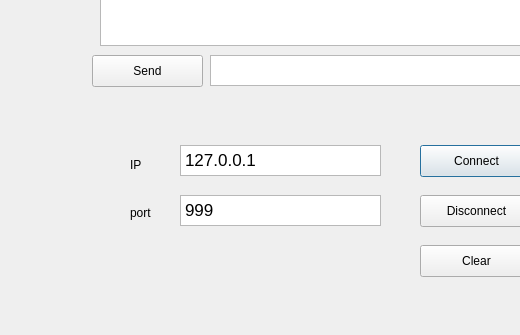
Old version of the form chatclient/client/dialog.ui in the repository Radicas/ChatRoomByCpp11; both pictures show x 0 to 520 and y 265 to 600 of the 800 by 600 pixel window.
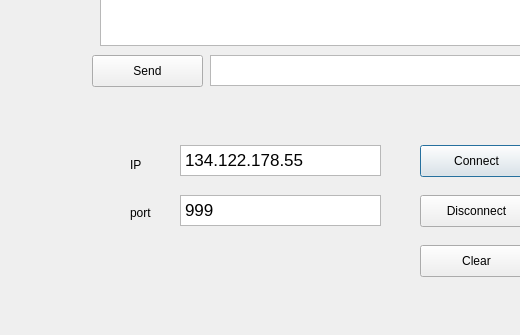
New version of the form.

```diff
--- a/chatclient/client/dialog.ui
+++ b/chatclient/client/dialog.ui
@@ -50,7 +50,7 @@
 &lt;html&gt;&lt;head&gt;&lt;meta name=&quot;qrichtext&quot; content=&quot;1&quot; /&gt;&lt;style type=&quot;text/css&quot;&gt;
 p, li { white-space: pre-wrap; }
 &lt;/style&gt;&lt;/head&gt;&lt;body style=&quot; font-family:'.AppleSystemUIFont'; font-size:13pt; font-weight:400; font-style:normal;&quot;&gt;
-&lt;p style=&quot; margin-top:0px; margin-bottom:0px; margin-left:0px; margin-right:0px; -qt-block-indent:0; text-indent:0px;&quot;&gt;127.0.0.1&lt;/p&gt;&lt;/body&gt;&lt;/html&gt;</string>
+&lt;p style=&quot; margin-top:0px; margin-bottom:0px; margin-left:0px; margin-right:0px; -qt-block-indent:0; text-indent:0px;&quot;&gt;134.122.178.55&lt;/p&gt;&lt;/body&gt;&lt;/html&gt;</string>
    </property>
   </widget>
   <widget class="QLabel" name="label_1">
```
